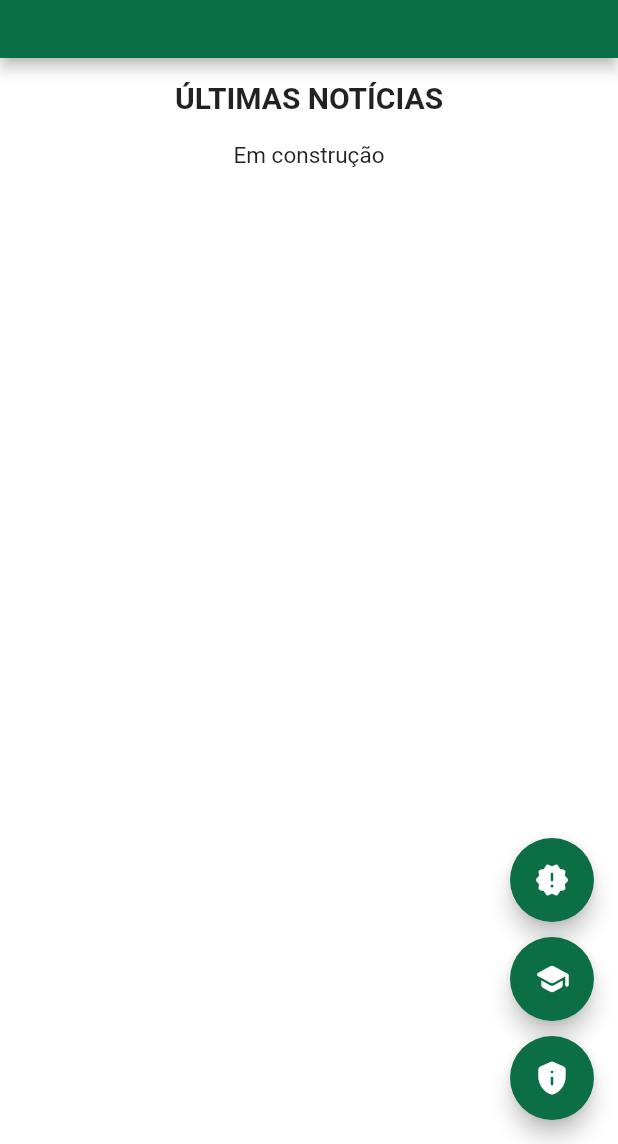
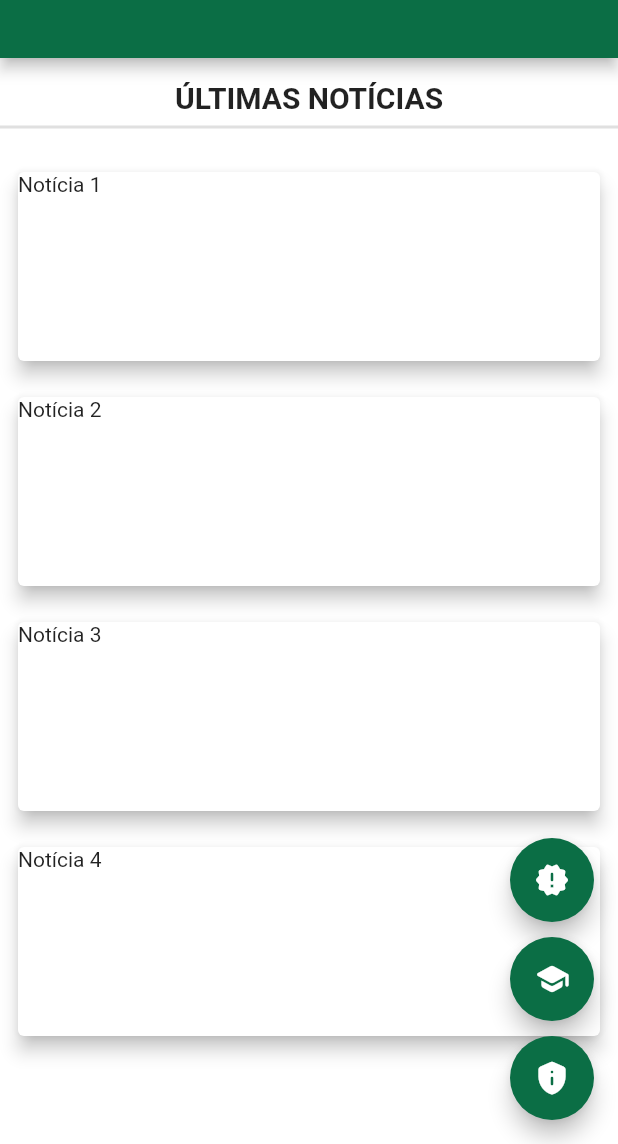
Before and after one commit to victorbnunesdev/sergus, a Flutter app: the AboutView screen opened by its route, after a tap on the "new releases" icon, on a phone screen of 412 x 824 dp, the part 92-1236 px from its top. Run offline on Flutter 3.47's test engine with Material 2 defaults, Android fonts, the phone set to English and light mode, and no system bars.

Commit message:
Formatação da Tela AboutView

```diff
--- a/sergusapp/lib/app/components/about_init_section.dart
+++ b/sergusapp/lib/app/components/about_init_section.dart
@@ -11,6 +11,9 @@ class AboutInitSection extends StatelessWidget {
             'BEM VINDO',
             style: TextStyle(fontWeight: FontWeight.bold, fontSize: 20),
           ),
+        ),
+        Divider(
+          thickness: 2,
         ),
         SizedBox(height: 10),
         Padding(
--- a/sergusapp/lib/app/components/latest_news_section.dart
+++ b/sergusapp/lib/app/components/latest_news_section.dart
@@ -12,18 +12,55 @@ class LatestNewsSection extends StatelessWidget {
             style: TextStyle(fontWeight: FontWeight.bold, fontSize: 20),
           ),
         ),
+        Divider(
+          thickness: 2,
+        ),
         SizedBox(height: 10),
-        Padding(
-          padding: const EdgeInsets.all(8.0),
-          child: Text(
-            text,
-            textAlign: TextAlign.justify,
-            style: TextStyle(fontSize: 15),
-          ),
-        ),
+        carregarNoticias(),
       ],
     );
   }
 }
 
-final String text = "Em construção\n\n";
+carregarNoticias() {
+  return Column(
+    children: [
+      Container(
+        padding: const EdgeInsets.all(8.0),
+        height: 150,
+        width: double.maxFinite,
+        child: Card(
+          elevation: 5,
+          child: Text('Notícia 1'),
+        ),
+      ),
+      Container(
+        padding: const EdgeInsets.all(8.0),
+        height: 150,
+        width: double.maxFinite,
+        child: Card(
+          elevation: 5,
+          child: Text('Notícia 2'),
+        ),
+      ),
+      Container(
+        padding: const EdgeInsets.all(8.0),
+        height: 150,
+        width: double.maxFinite,
+        child: Card(
+          elevation: 5,
+          child: Text('Notícia 3'),
+        ),
+      ),
+      Container(
+        padding: const EdgeInsets.all(8.0),
+        height: 150,
+        width: double.maxFinite,
+        child: Card(
+          elevation: 5,
+          child: Text('Notícia 4'),
+        ),
+      ),
+    ],
+  );
+}
--- a/sergusapp/lib/app/components/privacy_policy_section.dart
+++ b/sergusapp/lib/app/components/privacy_policy_section.dart
@@ -11,6 +11,9 @@ class PrivacyPolicySection extends StatelessWidget {
             'POLÍTICA DE PRIVACIDADE',
             style: TextStyle(fontWeight: FontWeight.bold, fontSize: 20),
           ),
+        ),
+        Divider(
+          thickness: 2,
         ),
         SizedBox(height: 10),
         Padding(
--- a/sergusapp/lib/app/components/sergus_education_section.dart
+++ b/sergusapp/lib/app/components/sergus_education_section.dart
@@ -11,6 +11,9 @@ class SergusEducationSection extends StatelessWidget {
             'SERGUS EDUCAÇÃO',
             style: TextStyle(fontWeight: FontWeight.bold, fontSize: 20),
           ),
+        ),
+        Divider(
+          thickness: 2,
         ),
         SizedBox(height: 10),
         Padding(
--- a/sergusapp/lib/app/views/about_view.dart
+++ b/sergusapp/lib/app/views/about_view.dart
@@ -27,7 +27,9 @@ class AboutView extends StatelessWidget {
           ),
         ],
       ),
-      body: preencherSessaoInterna(section),
+      body: SingleChildScrollView(
+        child: preencherSessaoInterna(section),
+      ),
       floatingActionButton: AboutButtons(),
     );
   }
```
